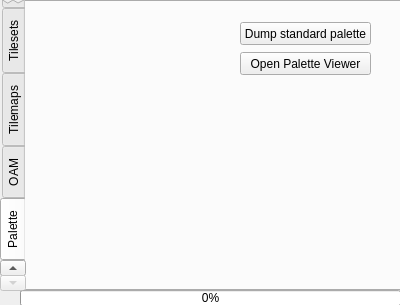
First picture: the form in gpumemorydump.ui, repository ahmed-agiza/Jupiter, before the edit.
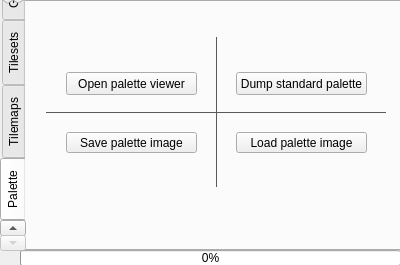
Second picture: the form after the edit. The open tabs and pages were chosen to show the change.

```diff
--- a/gpumemorydump.ui
+++ b/gpumemorydump.ui
@@ -7,7 +7,7 @@
     <x>0</x>
     <y>0</y>
     <width>400</width>
-    <height>305</height>
+    <height>265</height>
    </rect>
   </property>
   <property name="windowTitle">
@@ -19,7 +19,7 @@
      <x>0</x>
      <y>0</y>
      <width>411</width>
-     <height>291</height>
+     <height>251</height>
     </rect>
    </property>
    <property name="tabPosition">
@@ -129,11 +129,6 @@
      <string>Tilemaps</string>
     </attribute>
    </widget>
-   <widget class="QWidget" name="oamTab">
-    <attribute name="title">
-     <string>OAM</string>
-    </attribute>
-   </widget>
    <widget class="QWidget" name="paletteTab">
     <attribute name="title">
      <string>Palette</string>
@@ -141,8 +136,8 @@
     <widget class="QPushButton" name="dumpstdpalette">
      <property name="geometry">
       <rect>
-       <x>214</x>
-       <y>20</y>
+       <x>210</x>
+       <y>70</y>
        <width>131</width>
        <height>23</height>
       </rect>
@@ -154,14 +149,72 @@
     <widget class="QPushButton" name="pushButton">
      <property name="geometry">
       <rect>
-       <x>214</x>
-       <y>50</y>
+       <x>40</x>
+       <y>70</y>
        <width>131</width>
        <height>23</height>
       </rect>
      </property>
      <property name="text">
-      <string>Open Palette Viewer</string>
+      <string>Open palette viewer</string>
+     </property>
+    </widget>
+    <widget class="QLabel" name="line">
+     <property name="geometry">
+      <rect>
+       <x>20</x>
+       <y>110</y>
+       <width>340</width>
+       <height>1</height>
+      </rect>
+     </property>
+     <property name="styleSheet">
+      <string notr="true">background-color: rgb(90,90,90);</string>
+     </property>
+     <property name="text">
+      <string/>
+     </property>
+    </widget>
+    <widget class="QPushButton" name="pushButton_2">
+     <property name="geometry">
+      <rect>
+       <x>210</x>
+       <y>130</y>
+       <width>131</width>
+       <height>21</height>
+      </rect>
+     </property>
+     <property name="text">
+      <string>Load palette image</string>
+     </property>
+    </widget>
+    <widget class="QPushButton" name="pushButton_3">
+     <property name="geometry">
+      <rect>
+       <x>40</x>
+       <y>130</y>
+       <width>131</width>
+       <height>21</height>
+      </rect>
+     </property>
+     <property name="text">
+      <string>Save palette image</string>
+     </property>
+    </widget>
+    <widget class="QLabel" name="line_2">
+     <property name="geometry">
+      <rect>
+       <x>190</x>
+       <y>35</y>
+       <width>1</width>
+       <height>150</height>
+      </rect>
+     </property>
+     <property name="styleSheet">
+      <string notr="true">background-color: rgb(90,90,90);</string>
+     </property>
+     <property name="text">
+      <string/>
      </property>
     </widget>
    </widget>
@@ -170,7 +223,7 @@
    <property name="geometry">
     <rect>
      <x>20</x>
-     <y>290</y>
+     <y>250</y>
      <width>381</width>
      <height>16</height>
     </rect>
```
Left out of the diff: 12 changed lines with no effect on the pictures.
